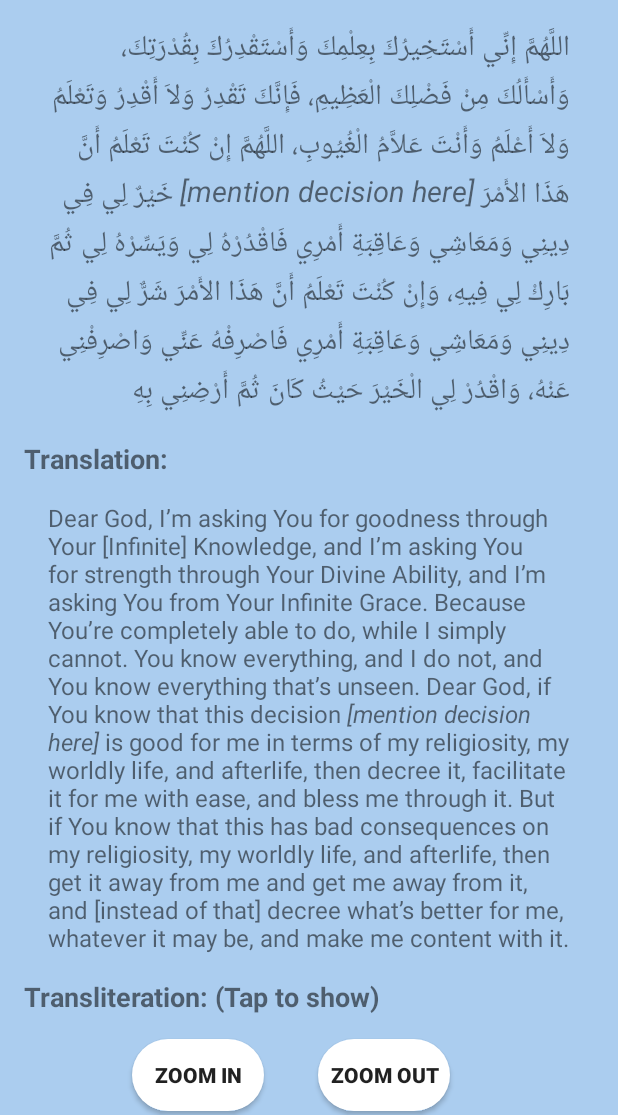
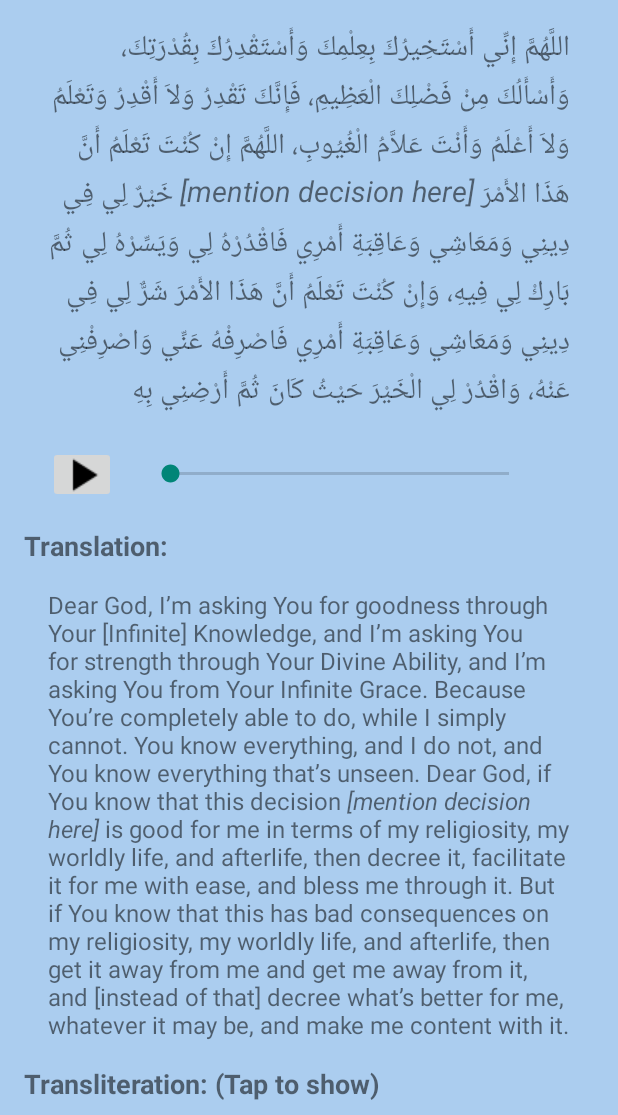
Before and after one commit to NezarEltal/istikharaApp, an Android app: the screen it shows after launch (MainActivity), on a phone screen of 412 x 824 dp, the part 121-1236 px from its top. Run offline under Robolectric (Android 15) with nearby library versions, the phone set to English and light mode, and no system bars.

Commit message:
Added audio that can be played, paused, and scrubbed through with a seekbar

```diff
--- a/app/src/main/java/com/nikah101/istikharaapp/MainActivity.java
+++ b/app/src/main/java/com/nikah101/istikharaapp/MainActivity.java
@@ -2,23 +2,39 @@ package com.nikah101.istikharaapp;
 
 import android.content.Intent;
 import android.graphics.PorterDuff;
+import android.media.AudioManager;
+import android.media.MediaPlayer;
+import android.os.Handler;
 import android.support.v7.app.AppCompatActivity;
 import android.os.Bundle;
+import android.util.Log;
 import android.util.TypedValue;
 import android.view.View;
 import android.view.Window;
 import android.view.animation.AnimationUtils;
 import android.view.animation.Animation;
+import android.widget.Button;
 import android.widget.EditText;
+import android.widget.ImageButton;
 import android.widget.ImageView;
+import android.widget.SeekBar;
 import android.widget.TextView;
 import android.widget.Toast;
+
+import java.io.IOException;
 
 public class MainActivity extends AppCompatActivity {
     TextView transliteration_txt;
     private final String location = "dua";
 
     public String previous_location = "";
+
+
+    SeekBar seekbar;
+    MediaPlayer mp;
+    Runnable runnable;
+    ImageButton playButton;
+    Handler mHandler;
 
 
     @Override
@@ -37,7 +53,129 @@ public class MainActivity extends AppCompatActivity {
         Intent intent = getIntent();
         previous_location = intent.getStringExtra("last_location");
 
+        //To create the media player
+        mp = MediaPlayer.create(this, R.raw.dua_audio);
+        mp.setAudioStreamType(AudioManager.STREAM_MUSIC);
+        playButton = this.findViewById(R.id.playButton);
 
+        seekbar = findViewById(R.id.seekBar);
+        seekbar.setMax(mp.getDuration());
+
+        mHandler = new Handler();
+
+
+        mp.setOnPreparedListener(new MediaPlayer.OnPreparedListener() {
+            @Override
+            public void onPrepared(MediaPlayer mp) {
+                seekbar.setMax(mp.getDuration());
+                changeSeekbar();
+            }
+        });
+
+
+        /**
+         *  This function determines what happens when the media finishes playing
+         *  It is intentional that it doesn't return to zero after finishing (so it shows that it's done)
+         */
+        mp.setOnCompletionListener(new MediaPlayer.OnCompletionListener() {
+            @Override
+            public void onCompletion(MediaPlayer mp) {
+                mp.stop();
+                playButton.setImageResource(R.drawable.baseline_play_arrow_black_18dp);
+
+                try {
+                    mp.prepare();
+                }
+                catch (IOException e){
+                    Toast.makeText(getApplicationContext(), "ERROR",
+                            Toast.LENGTH_SHORT).show();
+                }
+            }
+        });
+
+
+
+        /**
+         * This OnClick Listener does two things:
+         * 1) It starts and stops the audio whenever it is clicked
+         * 2) It changes the imageButton background from play to stop and vice versa
+         */
+        playButton.setOnClickListener(new View.OnClickListener() {
+            @Override
+            public void onClick(View v) {
+                if (mp.isPlaying()){
+
+                    mp.pause();
+                    playButton.setImageResource(R.drawable.baseline_play_arrow_black_18dp);
+
+
+                }
+                else{
+                    mp.start();
+                    changeSeekbar();
+                    playButton.setImageResource(R.drawable.baseline_pause_black_18dp);
+                }
+
+            }
+        });
+
+
+        /**
+         * SeekBar tracker to keep the seekbar on the right part while
+         * the media player is playing
+         */
+        seekbar.setOnSeekBarChangeListener(new SeekBar.OnSeekBarChangeListener() {
+            @Override
+            public void onProgressChanged(SeekBar seekBar, int progress, boolean fromUser) {
+                if (fromUser){
+                    mp.seekTo(progress);
+                }
+
+            }
+
+            @Override
+            public void onStartTrackingTouch(SeekBar seekBar) {
+
+            }
+
+            @Override
+            public void onStopTrackingTouch(SeekBar seekBar) {
+
+            }
+        });
+    }
+
+
+    private void changeSeekbar(){
+        seekbar.setProgress(mp.getCurrentPosition());
+        if (mp.isPlaying()){
+            runnable = new Runnable() {
+                @Override
+                public void run() {
+                    changeSeekbar();
+                }
+            };
+            mHandler.postDelayed(runnable, 1000);
+        }
+    }
+
+
+
+    /**
+     * If the app is closed out, the audio stops
+     */
+    @Override
+    protected void onPause(){
+        super.onPause();
+        mp.stop();
+        try {
+            mp.prepare();
+        }
+        catch (IOException e){
+            Toast.makeText(getApplicationContext(), "ERROR",
+                    Toast.LENGTH_SHORT).show();
+        }
+        playButton.setImageResource(R.drawable.baseline_play_arrow_black_18dp);
     }
 
     /** Called when the user taps the Send button */
@@ -52,6 +190,21 @@ public class MainActivity extends AppCompatActivity {
             startActivity(intent);
         }
     }
+
+    /**
+     * Onclick tip:
+     *
+     * public void onClick(View view){
+     *      switch (view.getId()){
+     *          case R.id.button:
+     *                  //does some stuff;
+     *                   break;
+     *           case R.id.otherId:
+     *                 //does some other stuff;
+     *                break;
+     *        }
+     * }
+     */
 
     /** Function to send user to Deatils.java */
     public void changeToDetailsActivity(View view) {
@@ -78,7 +231,7 @@ public class MainActivity extends AppCompatActivity {
         }
         else{
             transliteration_txt.setVisibility(View.VISIBLE);
-            tv1.setText("Transliteration: (Tap to hide)");
+            tv1.setText(getString(R.string.menu_button_hide));
 
         }
 
--- a/app/src/main/res/layout/activity_main.xml
+++ b/app/src/main/res/layout/activity_main.xml
@@ -70,17 +70,17 @@
                 android:id="@+id/translation_header"
                 android:layout_width="0dp"
                 android:layout_height="wrap_content"
+                android:layout_marginStart="16dp"
+                android:layout_marginLeft="16dp"
+                android:layout_marginTop="16dp"
                 android:layout_marginEnd="16dp"
-                android:layout_marginLeft="16dp"
                 android:layout_marginRight="16dp"
-                android:layout_marginStart="16dp"
-                android:layout_marginTop="16dp"
                 android:text="@string/translation_header"
                 android:textSize="18sp"
                 android:textStyle="bold"
                 app:layout_constraintEnd_toEndOf="parent"
                 app:layout_constraintStart_toStartOf="parent"
-                app:layout_constraintTop_toBottomOf="@+id/dua_al_istikhara" />
+                app:layout_constraintTop_toBottomOf="@+id/playButton" />
 
             <TextView
                 android:id="@+id/translation_text"
@@ -224,6 +224,32 @@
                 app:layout_constraintTop_toBottomOf="@+id/zoom_in"
                 app:layout_constraintVertical_bias="0.0" />
 
+            <ImageButton
+                android:id="@+id/playButton"
+                android:layout_width="45dp"
+                android:layout_height="38dp"
+                android:layout_marginStart="32dp"
+                android:layout_marginLeft="32dp"
+                android:layout_marginTop="20dp"
+                android:contentDescription="Play Dua"
+                app:layout_constraintStart_toStartOf="parent"
+                app:layout_constraintTop_toBottomOf="@+id/dua_al_istikhara"
+                app:srcCompat="@drawable/baseline_play_arrow_black_18dp" />
+
+            <SeekBar
+                android:id="@+id/seekBar"
+                android:layout_width="258dp"
+                android:layout_height="37dp"
+                android:layout_marginStart="8dp"
+                android:layout_marginLeft="8dp"
+                android:layout_marginTop="20dp"
+                android:layout_marginEnd="32dp"
+                android:layout_marginRight="32dp"
+                app:layout_constraintEnd_toEndOf="parent"
+                app:layout_constraintHorizontal_bias="0.333"
+                app:layout_constraintStart_toEndOf="@+id/playButton"
+                app:layout_constraintTop_toBottomOf="@+id/dua_al_istikhara" />
+
         </android.support.constraint.ConstraintLayout>
     </ScrollView>
 
```
